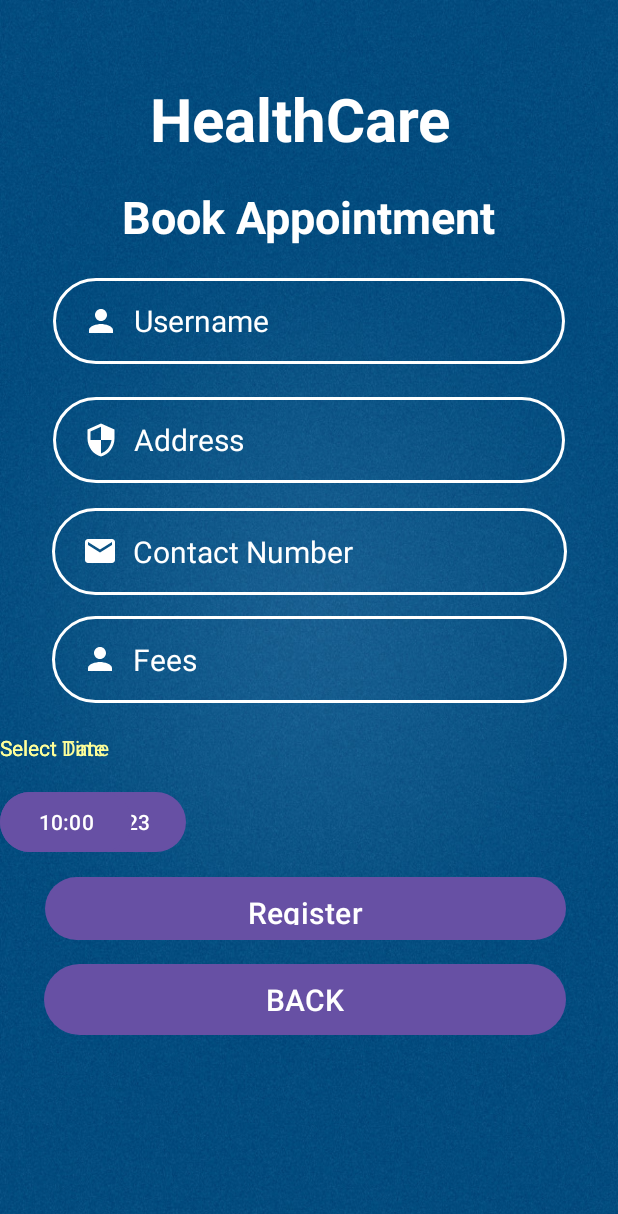
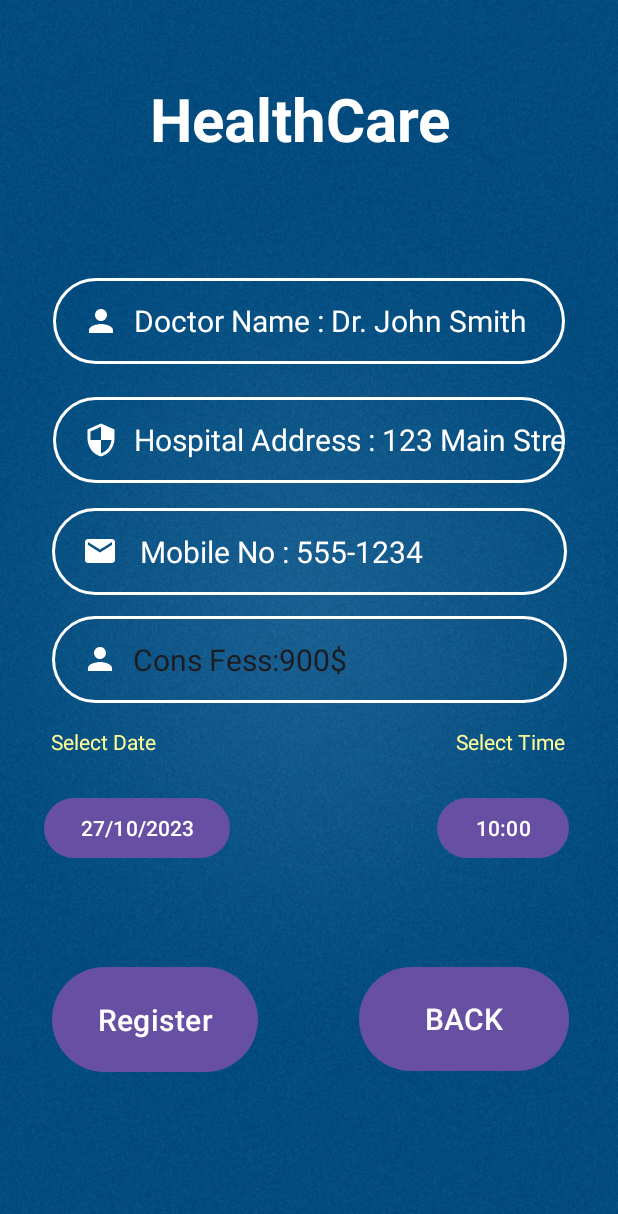
Before and after one commit to afghanelyas/Mobile_App_HealthCare, an Android app: the DoctorDetailsActivity screen opened directly, with no data from a screen before it, after a tap on "Doctor Name : Dr. John Smith", on a phone screen of 412 x 824 dp. Shown: the top 1214 px of the screen. Run offline under Robolectric (Android 15) with nearby library versions, the phone set to English and light mode, and no system bars; 4 statements that could not run were skipped.

Commit message:
pass data to the BookAppointmentActivity

```diff
--- a/app/src/main/java/com/example/myapplication/BookAppointmentActivity.java
+++ b/app/src/main/java/com/example/myapplication/BookAppointmentActivity.java
@@ -1,16 +1,53 @@
 package com.example.myapplication;
+
+import android.annotation.SuppressLint;
+import android.app.DatePickerDialog;
+import android.app.TimePickerDialog;
+import android.content.Intent;
+import android.os.Bundle;
+import android.widget.DatePicker;
+import android.widget.EditText;
+import android.widget.TextView;
 
 import androidx.appcompat.app.AppCompatActivity;
 
-import android.os.Bundle;
-
 public class BookAppointmentActivity extends AppCompatActivity {
-
+    EditText ed1, ed2, ed3, ed4;
+    TextView tv;
+    private DatePickerDialog datePickerDialog;
+    private TimePickerDialog timePickerDialog;
+    @SuppressLint("SetTextI18n")
     @Override
     protected void onCreate(Bundle savedInstanceState) {
         super.onCreate(savedInstanceState);
         setContentView(R.layout.activity_book_appointment);
 
+        tv = findViewById(R.id.textViewAppTitile);
+        ed1 = findViewById(R.id.editTextAppFullName);
+        ed2 = findViewById(R.id.editTextAppAdress);
+        ed3 = findViewById(R.id.editTextAppContactNumber);
+        ed4 = findViewById(R.id.editTextAppFees);
+
+        ed1.setKeyListener(null);
+        ed2.setKeyListener(null);
+        ed3.setKeyListener(null);
+        ed4.setKeyListener(null);
+
+
+        Intent it  = getIntent();
+        String title = it.getStringExtra("text1");
+        String Fullname = it.getStringExtra("text2");
+        String address = it.getStringExtra("text3");
+        String contact = it.getStringExtra("text4");
+        String fees = it.getStringExtra("text5");
+
+        tv.setText(title);
+        ed1.setText(Fullname);
+        ed2.setText(address);
+        ed3.setText(contact);
+        ed4.setText("Cons Fess:"+fees+"$");
+
 
     }
-}
+
+    }
--- a/app/src/main/java/com/example/myapplication/DoctorDetailsActivity.java
+++ b/app/src/main/java/com/example/myapplication/DoctorDetailsActivity.java
@@ -56,6 +56,7 @@ public class DoctorDetailsActivity extends AppCompatActivity {
     protected void onCreate(Bundle savedInstanceState) {
         super.onCreate(savedInstanceState);
         setContentView(R.layout.activity_doctor_details);
+
         tv = findViewById(R.id.textViewDDTitle);
         btn = findViewById(R.id.buttonDDBack);
 
@@ -112,7 +113,6 @@ public class DoctorDetailsActivity extends AppCompatActivity {
                 intent.putExtra("text4" ,  doctor_details[i][3]);
                 intent.putExtra("text5" ,  doctor_details[i][4]);
                 startActivity(intent);
-
             }
         });
     }
--- a/app/src/main/res/layout/activity_book_appointment.xml
+++ b/app/src/main/res/layout/activity_book_appointment.xml
@@ -14,20 +14,21 @@
         android:layout_height="57dp"
         android:layout_marginTop="100dp"
         android:background="@drawable/input_bg"
-        android:drawableLeft="@drawable/ic_baseline_security_24"
+        android:drawableStart="@drawable/ic_baseline_security_24"
         android:drawablePadding="10dp"
         android:ems="10"
-        android:hint="Address"
-        android:inputType="textEmailAddress"
-        android:paddingLeft="20dp"
+        android:hint="@string/address"
+        android:inputType="textPersonName"
+        android:paddingStart="20dp"
         android:paddingTop="10dp"
         android:paddingBottom="10dp"
         android:textColor="@color/white"
         android:textColorHint="@color/white"
-        android:textSize="20dp"
+        android:textSize="20sp"
         app:layout_constraintEnd_toEndOf="parent"
         app:layout_constraintStart_toStartOf="parent"
-        app:layout_constraintTop_toBottomOf="@+id/textView2" />
+        app:layout_constraintTop_toBottomOf="@+id/textViewAppTitile"
+        android:autofillHints="" />
 
     <TextView
         android:id="@+id/textView"
@@ -36,7 +37,7 @@
         android:layout_marginTop="52dp"
         android:text="HealthCare "
         android:textColor="@color/white"
-        android:textSize="40dp"
+        android:textSize="40sp"
         android:textStyle="bold"
         app:layout_constraintEnd_toEndOf="parent"
         app:layout_constraintHorizontal_bias="0.497"
@@ -44,13 +45,13 @@
         app:layout_constraintTop_toTopOf="parent" />
 
     <TextView
-        android:id="@+id/textView2"
+        android:id="@+id/textViewAppTitile"
         android:layout_width="wrap_content"
         android:layout_height="wrap_content"
         android:layout_marginTop="72dp"
         android:text="Book Appointment"
         android:textColor="@color/white"
-        android:textSize="30dp"
+        android:textSize="30sp"
         android:textStyle="bold"
         app:layout_constraintEnd_toEndOf="parent"
         app:layout_constraintHorizontal_bias="0.497"
@@ -65,8 +66,8 @@
         android:drawableLeft="@drawable/ic_baseline_person_24"
         android:drawablePadding="10dp"
         android:ems="10"
-        android:hint="Username"
-        android:inputType="textEmailAddress"
+        android:hint="Full Name"
+        android:inputType="textPersonName"
         android:paddingLeft="20dp"
         android:paddingTop="10dp"
         android:paddingBottom="10dp"
@@ -76,7 +77,7 @@
         app:layout_constraintBottom_toTopOf="@+id/editTextAppAdress"
         app:layout_constraintEnd_toEndOf="parent"
         app:layout_constraintStart_toStartOf="parent"
-        app:layout_constraintTop_toBottomOf="@+id/textView2"
+        app:layout_constraintTop_toBottomOf="@+id/textViewAppTitile"
         app:layout_constraintVertical_bias="0.477"
         tools:textColorHint="@color/white" />
 
@@ -90,7 +91,7 @@
         android:drawablePadding="10dp"
         android:ems="10"
         android:hint="Fees"
-        android:inputType="textPassword"
+        android:inputType="textPersonName"
         android:paddingLeft="20dp"
         android:textColorHint="@color/white"
         android:textSize="20dp"
@@ -107,7 +108,7 @@
         android:drawablePadding="10dp"
         android:ems="10"
         android:hint="Contact Number"
-        android:inputType="textPassword"
+        android:inputType="textPersonName"
         android:paddingLeft="20dp"
         android:textColor="@color/white"
         android:textColorHint="@color/white"
@@ -120,70 +121,78 @@
 
     <Button
         android:id="@+id/buttonBookAppointment"
-        android:layout_width="347dp"
-        android:layout_height="42dp"
-        android:layout_marginTop="116dp"
+        android:layout_width="137dp"
+        android:layout_height="70dp"
+        android:layout_marginTop="176dp"
         android:background="@drawable/btn_bg"
         android:text="Register"
         android:textSize="20dp"
         app:layout_constraintEnd_toEndOf="parent"
-        app:layout_constraintHorizontal_bias="0.461"
+        app:layout_constraintHorizontal_bias="0.127"
         app:layout_constraintStart_toStartOf="parent"
         app:layout_constraintTop_toBottomOf="@+id/editTextAppFees" />
 
     <Button
         android:id="@+id/buttonAppBack"
-        android:layout_width="348dp"
-        android:layout_height="47dp"
-        android:layout_marginTop="16dp"
+        android:layout_width="140dp"
+        android:layout_height="69dp"
+        android:layout_marginTop="176dp"
         android:background="@drawable/btn_bg"
         android:text="BACK"
         android:textSize="20dp"
         app:layout_constraintEnd_toEndOf="parent"
-        app:layout_constraintHorizontal_bias="0.461"
+        app:layout_constraintHorizontal_bias="0.881"
         app:layout_constraintStart_toStartOf="parent"
-        app:layout_constraintTop_toBottomOf="@+id/buttonBookAppointment" />
+        app:layout_constraintTop_toBottomOf="@+id/editTextAppFees" />
 
     <TextView
         android:id="@+id/textView3"
         android:layout_width="wrap_content"
         android:layout_height="wrap_content"
-        android:layout_marginTop="20dp"
+        android:layout_marginTop="16dp"
         android:text="Select Date"
         android:textColor="#ffff99"
+        app:layout_constraintEnd_toEndOf="parent"
+        app:layout_constraintHorizontal_bias="0.1"
+        app:layout_constraintStart_toStartOf="parent"
         app:layout_constraintTop_toBottomOf="@+id/editTextAppFees"
-        tools:layout_editor_absoluteX="35dp"
         tools:ignore="MissingConstraints" />
 
     <TextView
         android:id="@+id/textView4"
         android:layout_width="wrap_content"
         android:layout_height="wrap_content"
-        android:layout_marginTop="20dp"
+        android:layout_marginTop="16dp"
         android:text="Select Time"
         android:textColor="#ffff99"
+        app:layout_constraintEnd_toEndOf="parent"
+        app:layout_constraintHorizontal_bias="0.896"
+        app:layout_constraintStart_toStartOf="parent"
         app:layout_constraintTop_toBottomOf="@+id/editTextAppFees"
-        tools:layout_editor_absoluteX="303dp"
         tools:ignore="MissingConstraints" />
 
     <Button
         android:id="@+id/buttonAppDate"
         android:layout_width="wrap_content"
         android:layout_height="wrap_content"
-        android:layout_marginTop="16dp"
+        android:layout_marginTop="24dp"
         android:text="27/10/2023"
+        app:layout_constraintEnd_toEndOf="parent"
+        app:layout_constraintHorizontal_bias="0.101"
+        app:layout_constraintStart_toStartOf="parent"
         app:layout_constraintTop_toBottomOf="@+id/textView3"
-        tools:layout_editor_absoluteX="35dp"
         tools:ignore="MissingConstraints" />
 
     <Button
         android:id="@+id/buttonAppDate2"
         android:layout_width="wrap_content"
         android:layout_height="wrap_content"
-        android:layout_marginTop="16dp"
+        android:layout_marginTop="24dp"
         android:text="10:00"
+        app:layout_constraintEnd_toEndOf="parent"
+        app:layout_constraintHorizontal_bias="0.9"
+        app:layout_constraintStart_toStartOf="parent"
         app:layout_constraintTop_toBottomOf="@+id/textView4"
-        tools:layout_editor_absoluteX="289dp"
         tools:ignore="MissingConstraints" />
 
 
--- a/app/src/main/res/values/strings.xml
+++ b/app/src/main/res/values/strings.xml
@@ -1,4 +1,5 @@
 <resources>
     <string name="app_name">My Application</string>
     <string name="healthcare">HEALTHCARE</string>
+    <string name="address">Address</string>
 </resources>
```
